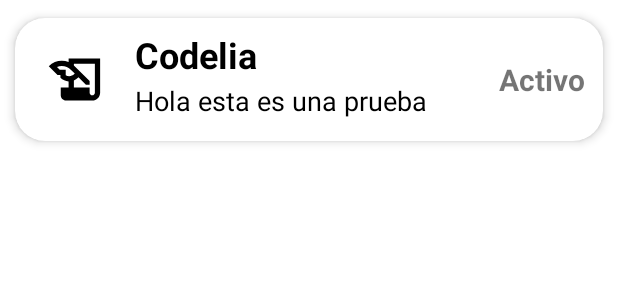
After one commit to JHPAT100/AdventureKaan, an Android app: the layout list_element_culture.xml on its own in the app's theme, with its tools: preview values and no code run, on a phone screen of 412 x 824 dp. The commit adds this screen. Shown: the top 300 px of the screen. Run offline under Robolectric (Android 15) with nearby library versions, the phone set to English and light mode, and no system bars.

Commit message:
ElementosDelListView
Creacion de elementos reutilizables para las listas de objetos

```diff
--- a/app/src/main/res/layout/fragment_culture.xml
+++ b/app/src/main/res/layout/fragment_culture.xml
@@ -5,10 +5,7 @@
     android:layout_height="match_parent"
     tools:context=".ui.culture.CultureFragment">
 
-    <!-- TODO: Update blank fragment layout -->
-    <TextView
+    <androidx.recyclerview.widget.RecyclerView
         android:layout_width="match_parent"
-        android:layout_height="match_parent"
-        android:text="@string/hello_blank_fragment" />
-
+        android:layout_height="match_parent" />
 </FrameLayout>
--- /dev/null
+++ b/app/src/main/res/layout/list_element_culture.xml
@@ -0,0 +1,80 @@
+<?xml version="1.0" encoding="utf-8"?>
+<androidx.cardview.widget.CardView xmlns:android="http://schemas.android.com/apk/res/android"
+    xmlns:app="http://schemas.android.com/apk/res-auto"
+    xmlns:tools="http://schemas.android.com/tools"
+    android:id="@+id/CardView_CultureItem"
+    android:layout_width="match_parent"
+    android:layout_height="wrap_content"
+    android:animateLayoutChanges="true"
+    app:cardCornerRadius="20dp"
+    app:cardElevation="4dp"
+    app:cardUseCompatPadding="true">
+
+    <LinearLayout
+        android:layout_width="match_parent"
+        android:layout_height="wrap_content"
+        android:animateLayoutChanges="true"
+        android:orientation="vertical">
+        <RelativeLayout
+            android:layout_width="match_parent"
+            android:layout_height="wrap_content"
+            android:orientation="horizontal"
+            android:padding="6dp">
+            <ImageView
+                android:id="@+id/IconImageViewCultureList"
+                android:layout_width="70dp"
+                android:layout_height="70dp"
+                android:layout_alignParentStart="true"
+                android:layout_centerVertical="true"
+                android:layout_gravity="center"
+                android:paddingLeft="14dp"
+                android:paddingRight="14dp"
+                app:srcCompat="@drawable/ic_baseline_history_edu_24"
+                android:layout_alignParentLeft="true"/>
+            <LinearLayout
+                android:id="@+id/linearLayout"
+                android:layout_width="wrap_content"
+                android:layout_height="wrap_content"
+                android:layout_alignParentTop="true"
+                android:layout_marginStart="4dp"
+                android:layout_marginTop="2dp"
+                android:layout_toEndOf="@+id/IconImageViewCultureList"
+                android:orientation="vertical"
+                android:layout_marginLeft="4dp"
+                android:layout_toRightOf="@id/IconImageViewCultureList">
+                <TextView
+                    android:id="@+id/Texto1"
+                    android:layout_width="match_parent"
+                    android:layout_height="wrap_content"
+                    android:layout_marginBottom="2dp"
+                    android:text="Codelia"
+                    android:textColor="#000"
+                    android:textSize="24dp"
+                    android:textStyle="bold"/>
+                <TextView
+                    android:id="@+id/Texto2"
+                    android:layout_width="match_parent"
+                    android:layout_height="wrap_content"
+                    android:text="Hola esta es una prueba"
+                    android:textColor="#000"
+                    android:textSize="18dp" />
+            </LinearLayout>
+
+            <TextView
+                android:id="@+id/Texto3"
+                android:layout_width="wrap_content"
+                android:layout_height="wrap_content"
+                android:layout_centerVertical="true"
+                android:layout_marginEnd="6dp"
+                android:layout_marginRight="6dp"
+                android:text="Activo"
+                android:textSize="20dp"
+                android:textStyle="bold"
+                android:layout_alignParentRight="true"
+                android:layout_alignParentEnd="true"/>
+
+        </RelativeLayout>
+    </LinearLayout>
+
+
+</androidx.cardview.widget.CardView>
```
